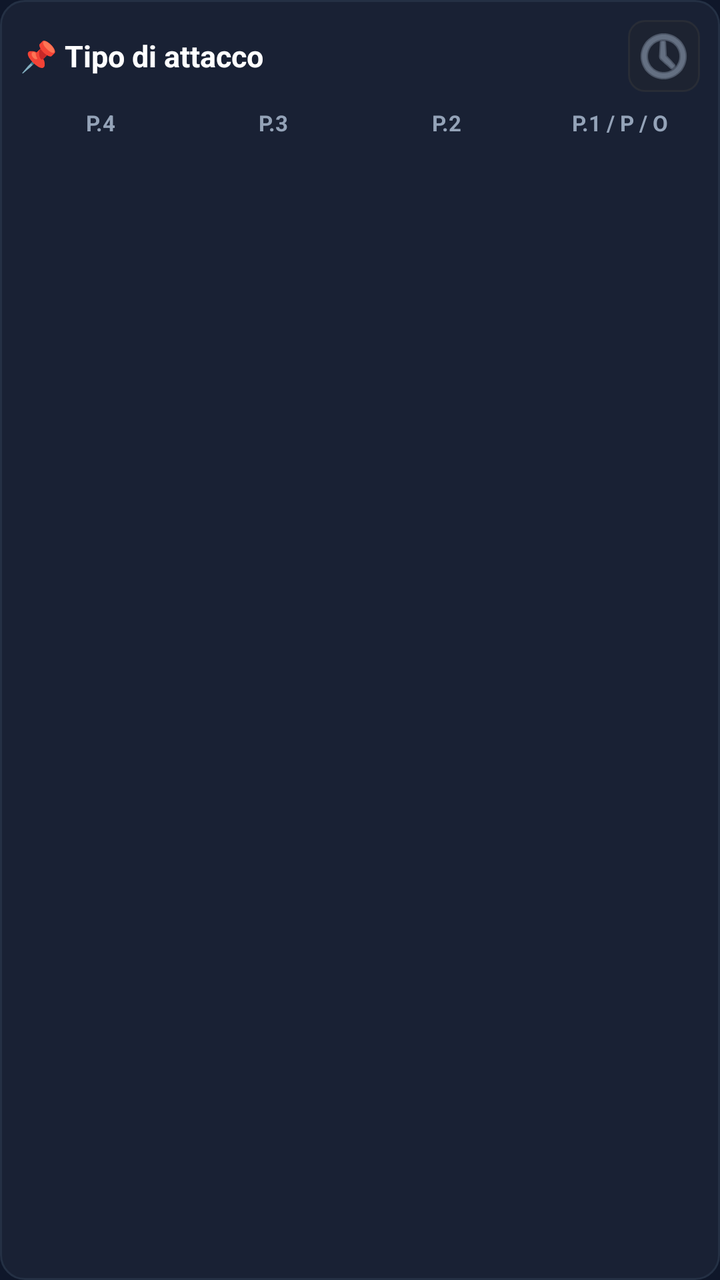
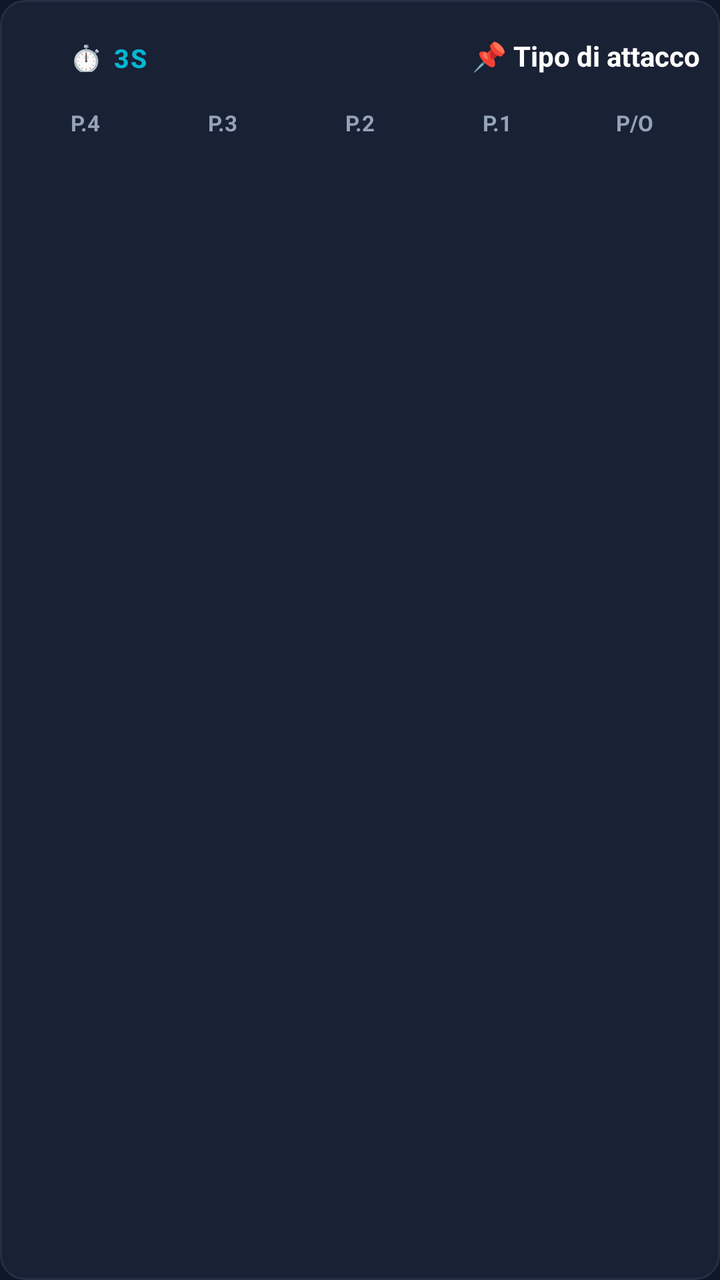

Two renders of the same Android screen: before a commit and after it. Below are the layout's source before the change and the commit's diff.
<!-- AndroidManifest.xml: application theme Theme.VideoDelay -->
<!-- res/layout/fragment_attack_type.xml -->
<?xml version="1.0" encoding="utf-8"?>
<androidx.core.widget.NestedScrollView xmlns:android="http://schemas.android.com/apk/res/android"
    xmlns:app="http://schemas.android.com/apk/res-auto"
    android:layout_width="match_parent"
    android:layout_height="wrap_content"
    android:background="@drawable/bg_popup_card">

    <LinearLayout
        android:layout_width="match_parent"
        android:layout_height="wrap_content"
        android:orientation="vertical"
        android:padding="10dp">

        <LinearLayout
            android:layout_width="match_parent"
            android:layout_height="wrap_content"
            android:orientation="horizontal"
            android:gravity="center_vertical"
            android:layout_marginBottom="8dp">

            <TextView
                android:layout_width="0dp"
                android:layout_height="wrap_content"
                android:layout_weight="1"
                android:text="📌 Tipo di attacco"
                android:textColor="@color/text_primary"
                android:textSize="15sp"
                android:textStyle="bold" />

            <ImageButton
                android:id="@+id/btn_attack_duration"
                android:layout_width="36dp"
                android:layout_height="36dp"
                android:src="@android:drawable/ic_menu_recent_history"
                android:background="@drawable/btn_icon_bg"
                android:contentDescription="Durata clip"
                android:tint="@color/text_secondary" />

        </LinearLayout>

        
        <LinearLayout
            android:layout_width="match_parent"
            android:layout_height="wrap_content"
            android:orientation="horizontal">

            <LinearLayout
                android:layout_width="0dp"
                android:layout_height="wrap_content"
                android:layout_weight="1"
                android:layout_marginEnd="3dp"
                android:orientation="vertical">

                <TextView
                    android:id="@+id/tv_col_posto4_header"
                    style="@style/AttackColumnHeader"
                    android:text="P.4" />

                <LinearLayout
                    android:id="@+id/layout_col_posto4"
                    android:layout_width="match_parent"
                    android:layout_height="wrap_content"
                    android:orientation="vertical" />

            </LinearLayout>

            <LinearLayout
                android:layout_width="0dp"
                android:layout_height="wrap_content"
                android:layout_weight="1"
                android:layout_marginHorizontal="3dp"
                android:orientation="vertical">

                <TextView
                    android:id="@+id/tv_col_posto3_header"
                    style="@style/AttackColumnHeader"
                    android:text="P.3" />

                <LinearLayout
                    android:id="@+id/layout_col_posto3"
                    android:layout_width="match_parent"
                    android:layout_height="wrap_content"
                    android:orientation="vertical" />

            </LinearLayout>

            <LinearLayout
                android:layout_width="0dp"
                android:layout_height="wrap_content"
                android:layout_weight="1"
                android:layout_marginHorizontal="3dp"
                android:orientation="vertical">

                <TextView
                    android:id="@+id/tv_col_posto2_header"
                    style="@style/AttackColumnHeader"
                    android:text="P.2" />

                <LinearLayout
                    android:id="@+id/layout_col_posto2"
                    android:layout_width="match_parent"
                    android:layout_height="wrap_content"
                    android:orientation="vertical" />

            </LinearLayout>

            <LinearLayout
                android:layout_width="0dp"
                android:layout_height="wrap_content"
                android:layout_weight="1"
                android:layout_marginStart="3dp"
                android:orientation="vertical">

                <TextView
                    android:id="@+id/tv_col_seconda_linea_header"
                    style="@style/AttackColumnHeader"
                    android:text="P.1 / P / O" />

                <LinearLayout
                    android:id="@+id/layout_col_seconda_linea"
                    android:layout_width="match_parent"
                    android:layout_height="wrap_content"
                    android:orientation="vertical" />

            </LinearLayout>

        </LinearLayout>

    </LinearLayout>

</androidx.core.widget.NestedScrollView>
<!-- resources referenced by this layout -->
<resources>
  <color name="text_primary">#FFFFFF</color>
  <color name="text_secondary">#94A3B8</color>
  <!-- drawable bg_popup_card (drawable) -->
  <?xml version="1.0" encoding="utf-8"?>
  <shape xmlns:android="http://schemas.android.com/apk/res/android">
      <solid android:color="@color/bg_surface" />
      <stroke android:width="1dp" android:color="@color/bg_surface_variant" />
      <corners android:radius="12dp" />
  </shape>
  <!-- drawable btn_icon_bg (drawable) -->
  <?xml version="1.0" encoding="utf-8"?>
  <shape xmlns:android="http://schemas.android.com/apk/res/android"
      android:shape="rectangle">
      <corners android:radius="8dp" />
      <solid android:color="#442C2C2C" />
      <stroke
          android:width="1dp"
          android:color="#663C3C3C" />
  </shape>
  <style name="AttackColumnHeader">
          <item name="android:layout_width">match_parent</item>
          <item name="android:layout_height">wrap_content</item>
          <item name="android:layout_marginBottom">4dp</item>
          <item name="android:gravity">center</item>
          <item name="android:textColor">@color/text_secondary</item>
          <item name="android:textSize">11sp</item>
          <item name="android:textStyle">bold</item>
      </style>
  <style name="Theme.VideoDelay" parent="Theme.MaterialComponents.DayNight.NoActionBar">
          <item name="colorPrimary">@color/colorPrimary</item>
          <item name="colorPrimaryVariant">@color/colorPrimaryVariant</item>
          <item name="colorOnPrimary">@color/colorOnPrimary</item>
          <item name="colorSecondary">@color/colorSecondary</item>
          <item name="colorOnSecondary">@color/colorOnSecondary</item>
          <item name="colorSurface">@color/colorSurface</item>
          <item name="colorOnSurface">@color/colorOnSurface</item>
          <item name="android:colorBackground">@color/colorBackground</item>
          <item name="colorError">@color/colorError</item>
          <item name="android:statusBarColor">@color/bg_primary</item>
          <item name="android:navigationBarColor">@color/bg_primary</item>
          <item name="android:windowLayoutInDisplayCutoutMode" tools:targetApi="o_mr1">shortEdges</item>
      </style>
  <color name="bg_surface">#192134</color>
  <color name="bg_surface_variant">#243044</color>
  <color name="colorPrimary">#06B6D4</color>
  <color name="colorPrimaryVariant">#0891B2</color>
  <color name="colorOnPrimary">#000000</color>
  <color name="colorSecondary">#0EA5E9</color>
  <color name="colorOnSecondary">#FFFFFF</color>
  <color name="colorSurface">#192134</color>
  <color name="colorOnSurface">#FFFFFF</color>
  <color name="colorBackground">#0F172A</color>
  <color name="colorError">#EF4444</color>
  <color name="bg_primary">#0F172A</color>
</resources>

<!-- the commit's change to res/layout/fragment_attack_type.xml (unified diff, before → after) -->
@@ -11,6 +11,7 @@
         android:orientation="vertical"
         android:padding="10dp">
 
+        
         <LinearLayout
             android:layout_width="match_parent"
             android:layout_height="wrap_content"
@@ -18,23 +19,28 @@
             android:gravity="center_vertical"
             android:layout_marginBottom="8dp">
 
+            <Button
+                android:id="@+id/btn_attack_duration"
+                style="@style/Widget.MaterialComponents.Button.TextButton"
+                android:layout_width="wrap_content"
+                android:layout_height="36dp"
+                android:text="⏱️ 3s"
+                android:textColor="@color/accent_blue"
+                android:textSize="13sp"
+                android:textStyle="bold"
+                android:background="@drawable/btn_icon_bg"
+                android:paddingHorizontal="10dp"
+                android:contentDescription="Cambia durata clip" />
+
             <TextView
                 android:layout_width="0dp"
                 android:layout_height="wrap_content"
                 android:layout_weight="1"
+                android:gravity="end"
                 android:text="📌 Tipo di attacco"
                 android:textColor="@color/text_primary"
-                android:textSize="15sp"
+                android:textSize="14sp"
                 android:textStyle="bold" />
-
-            <ImageButton
-                android:id="@+id/btn_attack_duration"
-                android:layout_width="36dp"
-                android:layout_height="36dp"
-                android:src="@android:drawable/ic_menu_recent_history"
-                android:background="@drawable/btn_icon_bg"
-                android:contentDescription="Durata clip"
-                android:tint="@color/text_secondary" />
 
         </LinearLayout>
 
@@ -44,11 +50,12 @@
             android:layout_height="wrap_content"
             android:orientation="horizontal">
 
+            
             <LinearLayout
                 android:layout_width="0dp"
                 android:layout_height="wrap_content"
                 android:layout_weight="1"
-                android:layout_marginEnd="3dp"
+                android:layout_marginEnd="2dp"
                 android:orientation="vertical">
 
                 <TextView
@@ -64,11 +71,12 @@
 
             </LinearLayout>
 
+            
             <LinearLayout
                 android:layout_width="0dp"
                 android:layout_height="wrap_content"
                 android:layout_weight="1"
-                android:layout_marginHorizontal="3dp"
+                android:layout_marginHorizontal="2dp"
                 android:orientation="vertical">
 
                 <TextView
@@ -84,11 +92,12 @@
 
             </LinearLayout>
 
+            
             <LinearLayout
                 android:layout_width="0dp"
                 android:layout_height="wrap_content"
                 android:layout_weight="1"
-                android:layout_marginHorizontal="3dp"
+                android:layout_marginHorizontal="2dp"
                 android:orientation="vertical">
 
                 <TextView
@@ -104,17 +113,39 @@
 
             </LinearLayout>
 
+            
             <LinearLayout
                 android:layout_width="0dp"
                 android:layout_height="wrap_content"
                 android:layout_weight="1"
-                android:layout_marginStart="3dp"
+                android:layout_marginHorizontal="2dp"
+                android:orientation="vertical">
+
+                <TextView
+                    android:id="@+id/tv_col_posto1_header"
+                    style="@style/AttackColumnHeader"
+                    android:text="P.1" />
+
+                <LinearLayout
+                    android:id="@+id/layout_col_posto1"
+                    android:layout_width="match_parent"
+                    android:layout_height="wrap_content"
+                    android:orientation="vertical" />
+
+            </LinearLayout>
+
+            
+            <LinearLayout
+                android:layout_width="0dp"
+                android:layout_height="wrap_content"
+                android:layout_weight="1"
+                android:layout_marginStart="2dp"
                 android:orientation="vertical">
 
                 <TextView
                     android:id="@+id/tv_col_seconda_linea_header"
                     style="@style/AttackColumnHeader"
-                    android:text="P.1 / P / O" />
+                    android:text="P/O" />
 
                 <LinearLayout
                     android:id="@+id/layout_col_seconda_linea"
<!-- resource entries referenced after the edit -->
@@ -1,5 +1,6 @@
 <!-- resources referenced by this layout -->
 <resources>
+  <color name="accent_blue">#06B6D4</color>
   <color name="text_primary">#FFFFFF</color>
   <color name="text_secondary">#94A3B8</color>
   <!-- drawable bg_popup_card (drawable) -->
